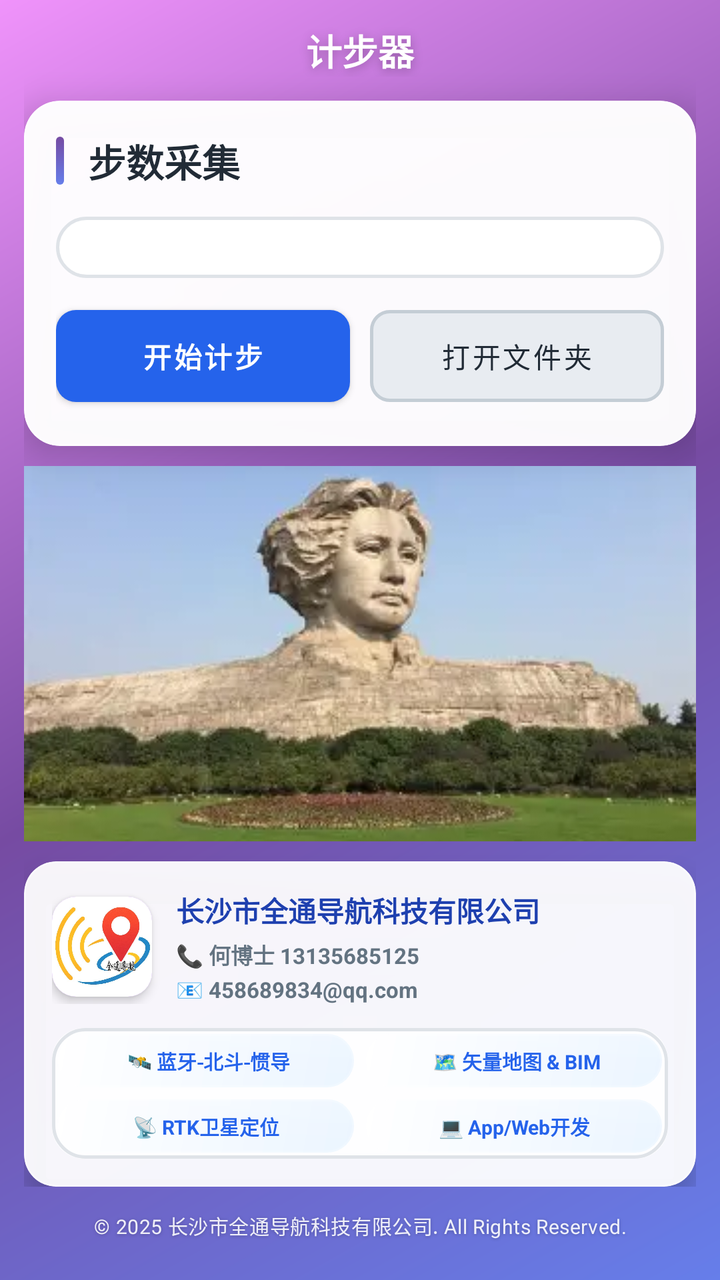
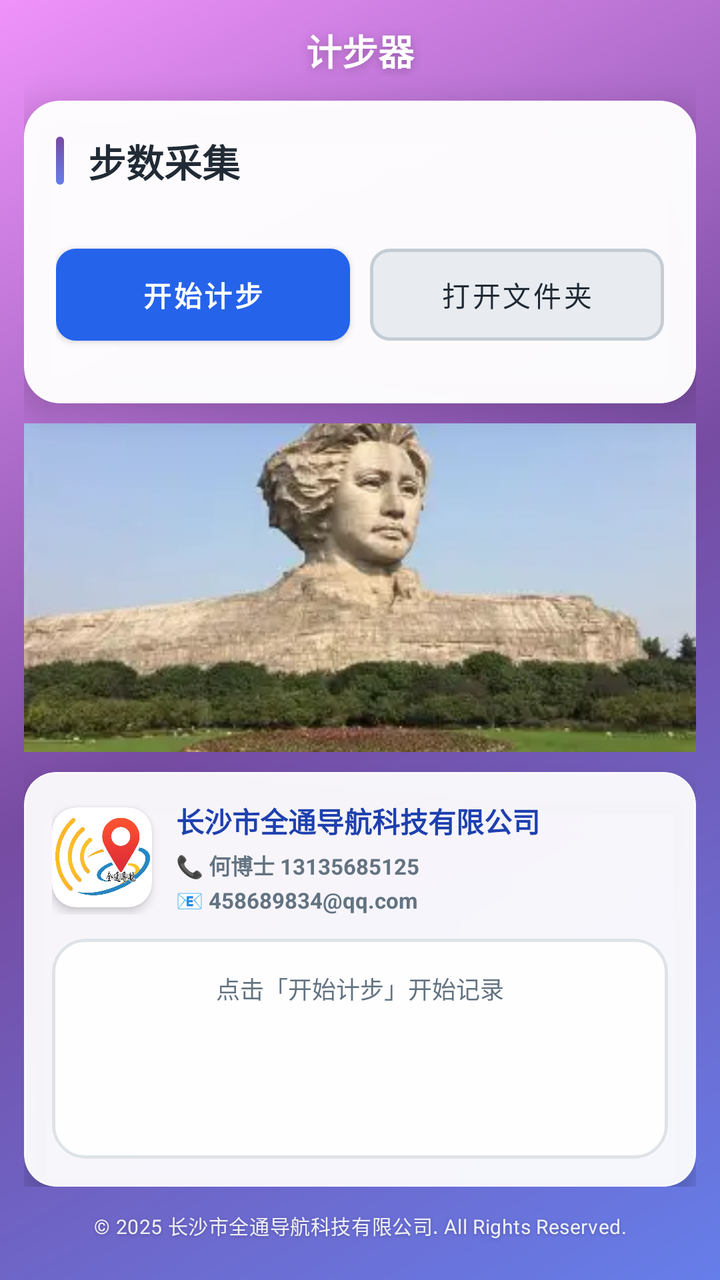

The first picture is an Android layout as it rendered before a commit; the second is the same layout after the commit. The layout source and the unified diff follow.
<!-- AndroidManifest.xml: application theme Theme.Pedometer -->
<!-- res/layout/activity_main.xml -->
<?xml version="1.0" encoding="utf-8"?>
<androidx.constraintlayout.widget.ConstraintLayout xmlns:android="http://schemas.android.com/apk/res/android"
    xmlns:app="http://schemas.android.com/apk/res-auto"
    xmlns:tools="http://schemas.android.com/tools"
    android:id="@+id/main"
    android:layout_width="match_parent"
    android:layout_height="match_parent"
    android:background="@drawable/home_gradient_bg"
    tools:context=".MainActivity">

    <LinearLayout
        android:layout_width="match_parent"
        android:layout_height="match_parent"
        android:orientation="vertical"
        android:padding="12dp"
        tools:layout_editor_absoluteX="0dp"
        tools:layout_editor_absoluteY="0dp">

        <LinearLayout
            android:layout_width="match_parent"
            android:layout_height="0dp"
            android:layout_weight="1"
            android:orientation="vertical">

            <TextView
                android:layout_width="match_parent"
                android:layout_height="wrap_content"
                android:layout_marginBottom="12dp"
                android:gravity="center"
                android:shadowColor="#40000000"
                android:shadowDx="0"
                android:shadowDy="3"
                android:shadowRadius="12"
                android:text="计步器"
                android:textColor="@color/white"
                android:textSize="18sp"
                android:textStyle="bold" />

            <com.google.android.material.card.MaterialCardView
                android:layout_width="match_parent"
                android:layout_height="0dp"
                android:layout_weight="1.2"
                android:layout_marginBottom="10dp"
                app:cardBackgroundColor="#F7FFFFFF"
                app:cardCornerRadius="18dp"
                app:cardElevation="10dp"
                app:strokeColor="#60FFFFFF"
                app:strokeWidth="1dp">

                <LinearLayout
                    android:layout_width="match_parent"
                    android:layout_height="match_parent"
                    android:orientation="vertical"
                    android:padding="16dp">

                    
                    <LinearLayout
                        android:layout_width="match_parent"
                        android:layout_height="wrap_content"
                        android:layout_marginBottom="14dp"
                        android:gravity="center_vertical"
                        android:orientation="horizontal">

                        <View
                            android:layout_width="4dp"
                            android:layout_height="24dp"
                            android:layout_marginEnd="12dp"
                            android:background="@drawable/title_bar_blue" />

                        <TextView
                            android:layout_width="wrap_content"
                            android:layout_height="wrap_content"
                            android:text="步数采集"
                            android:textColor="@color/app_text_primary"
                            android:textSize="19sp"
                            android:textStyle="bold" />
                    </LinearLayout>

                    
                    <LinearLayout
                        android:layout_width="match_parent"
                        android:layout_height="0dp"
                        android:layout_weight="1"
                        android:background="@drawable/input_modern"
                        android:gravity="center"
                        android:orientation="vertical"
                        android:paddingTop="12dp"
                        android:paddingBottom="12dp"
                        android:paddingStart="12dp"
                        android:paddingEnd="12dp">

                        
                        <TextView
                            android:layout_width="wrap_content"
                            android:layout_height="wrap_content"
                            android:layout_marginBottom="8dp"
                            android:letterSpacing="0.05"
                            android:text="您当前行走了"
                            android:textColor="@color/app_text_secondary"
                            android:textSize="14sp" />

                        
                        <LinearLayout
                            android:layout_width="wrap_content"
                            android:layout_height="wrap_content"
                            android:gravity="center"
                            android:orientation="horizontal">

                            <TextView
                                android:id="@+id/tv_step_count"
                                android:layout_width="wrap_content"
                                android:layout_height="wrap_content"
                                android:fontFamily="sans-serif-light"
                                android:shadowColor="#40000000"
                                android:shadowDx="0"
                                android:shadowDy="3"
                                android:shadowRadius="8"
                                android:text="0"
                                android:textColor="@color/modern_blue_500"
                                android:textSize="52sp"
                                android:textStyle="bold" />

                            <TextView
                                android:layout_width="wrap_content"
                                android:layout_height="wrap_content"
                                android:layout_gravity="bottom"
                                android:layout_marginStart="6dp"
                                android:layout_marginBottom="6dp"
                                android:text="步"
                                android:textColor="@color/app_text_primary"
                                android:textSize="26sp"
                                android:textStyle="bold" />
                        </LinearLayout>

                        






                    </LinearLayout>

                    
                    <LinearLayout
                        android:layout_width="match_parent"
                        android:layout_height="wrap_content"
                        android:layout_marginTop="10dp"
                        android:orientation="horizontal"
                        android:weightSum="2">

                        <com.google.android.material.button.MaterialButton
                            android:id="@+id/btn_select_sensors"
                            style="@style/Widget.MaterialComponents.Button"
                            android:layout_width="0dp"
                            android:layout_height="58dp"
                            android:layout_marginEnd="5dp"
                            android:layout_weight="1"
                            android:text="开始计步"
                            android:textColor="@color/app_white"
                            android:textSize="14sp"
                            android:textStyle="bold"
                            app:backgroundTint="@color/modern_blue_500"
                            app:cornerRadius="10dp"
                            app:elevation="3dp" />

                        <com.google.android.material.button.MaterialButton
                            android:id="@+id/btn_open_folder"
                            style="@style/Widget.MaterialComponents.Button.OutlinedButton"
                            android:layout_width="0dp"
                            android:layout_height="58dp"
                            android:layout_marginStart="5dp"
                            android:layout_weight="1"
                            android:text="打开文件夹"
                            android:textColor="@color/app_text_primary"
                            android:textSize="14sp"
                            app:backgroundTint="@color/app_gray_light"
                            app:cornerRadius="10dp"
                            app:strokeColor="@color/app_gray_medium"
                            app:strokeWidth="1.5dp" />
                    </LinearLayout>
                </LinearLayout>

            </com.google.android.material.card.MaterialCardView>

            <ImageView
                android:id="@+id/imageView"
                android:layout_width="match_parent"
                android:layout_height="0dp"
                android:layout_weight="1.3"
                android:layout_marginBottom="10dp"
                android:scaleType="centerCrop"
                app:srcCompat="@drawable/juzizhou" />

            <com.google.android.material.card.MaterialCardView
                android:layout_width="match_parent"
                android:layout_height="wrap_content"
                android:layout_marginBottom="0dp"
                app:cardBackgroundColor="#F0FFFFFF"
                app:cardCornerRadius="16dp"
                app:cardElevation="8dp"
                app:strokeColor="#60FFFFFF"
                app:strokeWidth="1dp">

                <LinearLayout
                    android:layout_width="match_parent"
                    android:layout_height="wrap_content"
                    android:orientation="vertical"
                    android:padding="14dp">

                    
                    <LinearLayout
                        android:layout_width="match_parent"
                        android:layout_height="wrap_content"
                        android:layout_marginBottom="12dp"
                        android:gravity="center_vertical"
                        android:orientation="horizontal">

                        <com.google.android.material.card.MaterialCardView
                            android:layout_width="50dp"
                            android:layout_height="50dp"
                            app:cardBackgroundColor="@color/modern_purple_400"
                            app:cardCornerRadius="12dp"
                            app:cardElevation="3dp"
                            app:strokeWidth="0dp">

                            <ImageView
                                android:layout_width="match_parent"
                                android:layout_height="match_parent"
                                android:contentDescription="公司Logo"
                                android:scaleType="centerCrop"
                                android:src="@drawable/quantong" />

                        </com.google.android.material.card.MaterialCardView>

                        <LinearLayout
                            android:layout_width="0dp"
                            android:layout_height="wrap_content"
                            android:layout_marginStart="12dp"
                            android:layout_weight="1"
                            android:orientation="vertical">

                            <TextView
                                android:layout_width="wrap_content"
                                android:layout_height="wrap_content"
                                android:layout_marginBottom="4dp"
                                android:lineSpacingMultiplier="1.2"
                                android:text="长沙市全通导航科技有限公司"
                                android:textColor="@color/primary_dark"
                                android:textSize="14sp"
                                android:textStyle="bold" />

                            <TextView
                                android:layout_width="wrap_content"
                                android:layout_height="wrap_content"
                                android:layout_marginBottom="2dp"
                                android:text="📞 何博士 13135685125"
                                android:textColor="@color/app_text_secondary"
                                android:textSize="11sp"
                                android:textStyle="bold" />

                            <TextView
                                android:layout_width="wrap_content"
                                android:layout_height="wrap_content"
                                android:text="📧 458689834@qq.com"
                                android:textColor="@color/app_text_secondary"
                                android:textSize="11sp"
                                android:textStyle="bold" />

                        </LinearLayout>

                    </LinearLayout>
                    
                    <GridLayout
                        android:layout_width="match_parent"
                        android:layout_height="wrap_content"
                        android:alignmentMode="alignBounds"
                        android:background="@drawable/input_modern"
                        android:columnCount="2"
                        android:rowCount="2">

                        <TextView
                            android:layout_width="0dp"
                            android:layout_height="wrap_content"
                            android:layout_columnWeight="1"
                            android:layout_margin="3dp"
                            android:background="@drawable/card_glass_blue"
                            android:gravity="center"
                            android:paddingTop="6dp"
                            android:paddingBottom="6dp"
                            android:text=" 🛰️ 蓝牙-北斗-惯导"
                            android:textColor="@color/modern_blue_500"
                            android:textSize="10sp"
                            android:textStyle="bold" />

                        <TextView
                            android:layout_width="0dp"
                            android:layout_height="wrap_content"
                            android:layout_columnWeight="1"
                            android:layout_margin="3dp"
                            android:background="@drawable/card_glass_blue"
                            android:gravity="center"
                            android:paddingTop="6dp"
                            android:paddingBottom="6dp"
                            android:text=" 🗺️ 矢量地图 &amp; BIM"
                            android:textColor="@color/modern_blue_500"
                            android:textSize="10sp"
                            android:textStyle="bold" />

                        <TextView
                            android:layout_width="0dp"
                            android:layout_height="wrap_content"
                            android:layout_columnWeight="1"
                            android:layout_margin="3dp"
                            android:background="@drawable/card_glass_blue"
                            android:gravity="center"
                            android:paddingTop="6dp"
                            android:paddingBottom="6dp"
                            android:text="📡 RTK卫星定位"
                            android:textColor="@color/modern_blue_500"
                            android:textSize="10sp"
                            android:textStyle="bold" />

                        <TextView
                            android:layout_width="0dp"
                            android:layout_height="wrap_content"
                            android:layout_columnWeight="1"
                            android:layout_margin="3dp"
                            android:background="@drawable/card_glass_blue"
                            android:gravity="center"
                            android:paddingTop="6dp"
                            android:paddingBottom="6dp"
                            android:text="💻 App/Web开发"
                            android:textColor="@color/modern_blue_500"
                            android:textSize="10sp"
                            android:textStyle="bold" />
                    </GridLayout>

                </LinearLayout>

            </com.google.android.material.card.MaterialCardView>

        </LinearLayout>

        
        <TextView
            android:id="@+id/tv_bottom"
            android:layout_width="match_parent"
            android:layout_height="wrap_content"
            android:background="@android:color/transparent"
            android:gravity="center"
            android:paddingTop="12dp"
            android:paddingBottom="8dp"
            android:shadowColor="#40000000"
            android:shadowDx="0"
            android:shadowDy="1"
            android:shadowRadius="4"
            android:text="© 2025 长沙市全通导航科技有限公司. All Rights Reserved."
            android:textColor="#E6FFFFFF"
            android:textSize="10sp"
            android:letterSpacing="0.02" />
    </LinearLayout>


</androidx.constraintlayout.widget.ConstraintLayout>
<!-- resources referenced by this layout -->
<resources>
  <color name="app_gray_light">#E8ECF1</color>
  <color name="app_gray_medium">#C4CDD5</color>
  <color name="app_text_primary">#212B36</color>
  <color name="app_text_secondary">#637381</color>
  <color name="app_white">#FFFFFF</color>
  <color name="modern_blue_500">#2563EB</color>
  <color name="modern_purple_400">#A855F7</color>
  <color name="primary_dark">#1e40af</color>
  <color name="white">#FFFFFFFF</color>
  <!-- drawable card_glass_blue (drawable) -->
  <?xml version="1.0" encoding="utf-8"?>
  <layer-list xmlns:android="http://schemas.android.com/apk/res/android">
      
      <item>
          <shape android:shape="rectangle">
              <gradient
                  android:type="linear"
                  android:angle="135"
                  android:startColor="@color/modern_blue_50"
                  android:endColor="@color/glass_white" />
              <corners android:radius="24dp" />
          </shape>
      </item>
      
      
      <item android:top="0dp">
          <shape android:shape="rectangle">
              <gradient
                  android:type="linear"
                  android:angle="270"
                  android:startColor="#30FFFFFF"
                  android:centerColor="#15FFFFFF"
                  android:endColor="#00FFFFFF" />
              <corners android:radius="24dp" />
          </shape>
      </item>
      
      
      <item>
          <shape android:shape="rectangle">
              <stroke
                  android:width="1dp"
                  android:color="@color/glass_border" />
              <corners android:radius="24dp" />
          </shape>
      </item>
  </layer-list>
  <!-- drawable home_gradient_bg (drawable) -->
  <?xml version="1.0" encoding="utf-8"?>
  <shape xmlns:android="http://schemas.android.com/apk/res/android"
      android:shape="rectangle">
      <gradient
          android:type="linear"
          android:angle="135"
          android:startColor="#667eea"
          android:centerColor="#764ba2"
          android:endColor="#f093fb" />
  </shape>
  <!-- drawable title_bar_blue (drawable) -->
  <?xml version="1.0" encoding="utf-8"?>
  <shape xmlns:android="http://schemas.android.com/apk/res/android"
      android:shape="rectangle">
      <gradient
          android:type="linear"
          android:angle="90"
          android:startColor="#667eea"
          android:endColor="#764ba2" />
      <corners android:radius="3dp" />
      <size
          android:width="5dp"
          android:height="28dp" />
  </shape>
  <style name="Theme.Pedometer" parent="Base.Theme.Pedometer" />
  <color name="modern_blue_50">#EBF5FF</color>
  <color name="glass_white">#F0FFFFFF</color>
  <color name="glass_border">#30FFFFFF</color>
  <color name="modern_blue_400">#3B82F6</color>
  <color name="divider">#DFE3E8</color>
  <style name="Base.Theme.Pedometer" parent="Theme.Material3.DayNight.NoActionBar">
          
          
      </style>
  <!-- unchanged entries left out for length: 3 -->
</resources>

<!-- the commit's change to res/layout/activity_main.xml (unified diff, before → after) -->
@@ -164,6 +164,21 @@
                             app:cornerRadius="10dp"
                             app:elevation="3dp" />
 
+
+
+
+
+
+
+
+
+
+
+
+
+
+
+
                         <com.google.android.material.button.MaterialButton
                             android:id="@+id/btn_open_folder"
                             style="@style/Widget.MaterialComponents.Button.OutlinedButton"
@@ -179,6 +194,25 @@
                             app:strokeColor="@color/app_gray_medium"
                             app:strokeWidth="1.5dp" />
                     </LinearLayout>
+                    <LinearLayout
+                        android:layout_width="match_parent"
+                        android:layout_height="wrap_content"
+                        android:layout_marginTop="8dp"
+                        android:orientation="horizontal">
+
+                        <com.google.android.material.button.MaterialButton
+                            android:id="@+id/btn_export_data"                            style="@style/Widget.MaterialComponents.Button"
+                            android:layout_width="match_parent"
+                            android:layout_height="52dp"
+                            android:text="📊 导出传感器数据"
+                            android:textColor="@color/app_white"
+                            android:textSize="14sp"
+                            android:textStyle="bold"
+                            app:backgroundTint="@color/modern_green_500"
+                            app:cornerRadius="10dp"
+                            app:elevation="3dp" />
+                    </LinearLayout>
+
                 </LinearLayout>
 
             </com.google.android.material.card.MaterialCardView>
@@ -187,8 +221,8 @@
                 android:id="@+id/imageView"
                 android:layout_width="match_parent"
                 android:layout_height="0dp"
+                android:layout_marginBottom="10dp"
                 android:layout_weight="1.3"
-                android:layout_marginBottom="10dp"
                 android:scaleType="centerCrop"
                 app:srcCompat="@drawable/juzizhou" />
 
@@ -278,6 +312,17 @@
                         android:background="@drawable/input_modern"
                         android:columnCount="2"
                         android:rowCount="2">
+
+                        <TextView
+                            android:id="@+id/tv_status"
+                            android:layout_width="match_parent"
+                            android:layout_height="wrap_content"
+                            android:layout_marginTop="8dp"
+                            android:gravity="center"
+                            android:padding="8dp"
+                            android:text="点击「开始计步」开始记录"
+                            android:textColor="@color/app_text_secondary"
+                            android:textSize="12sp" />
 
                         <TextView
                             android:layout_width="0dp"
<!-- resource entries referenced after the edit -->
@@ -6,6 +6,7 @@
   <color name="app_text_secondary">#637381</color>
   <color name="app_white">#FFFFFF</color>
   <color name="modern_blue_500">#2563EB</color>
+  <color name="modern_green_500">#10B981</color>
   <color name="modern_purple_400">#A855F7</color>
   <color name="primary_dark">#1e40af</color>
   <color name="white">#FFFFFFFF</color>
